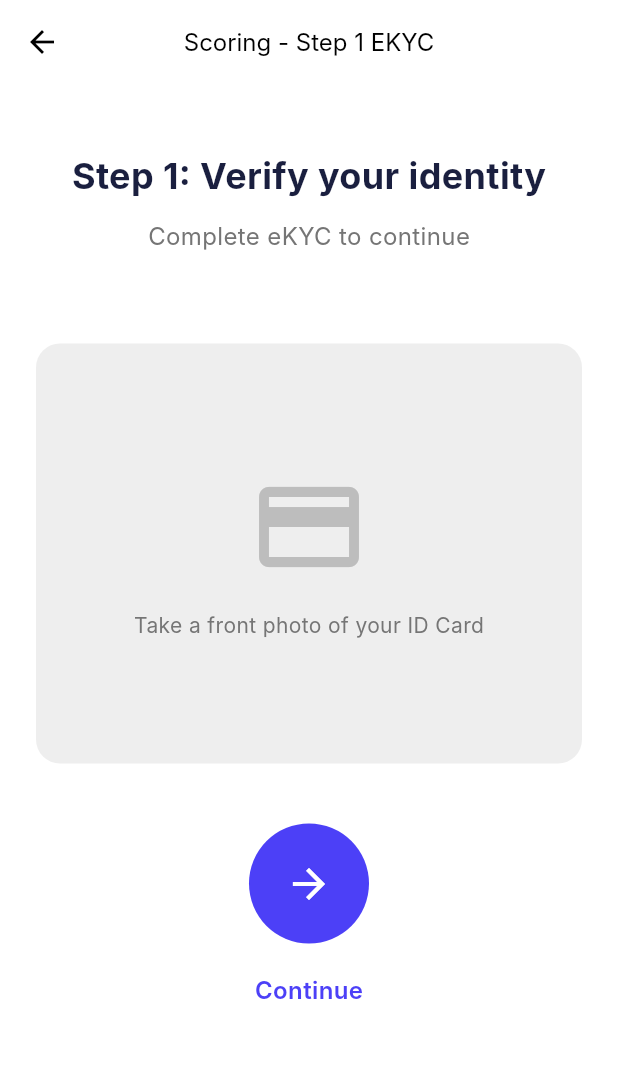
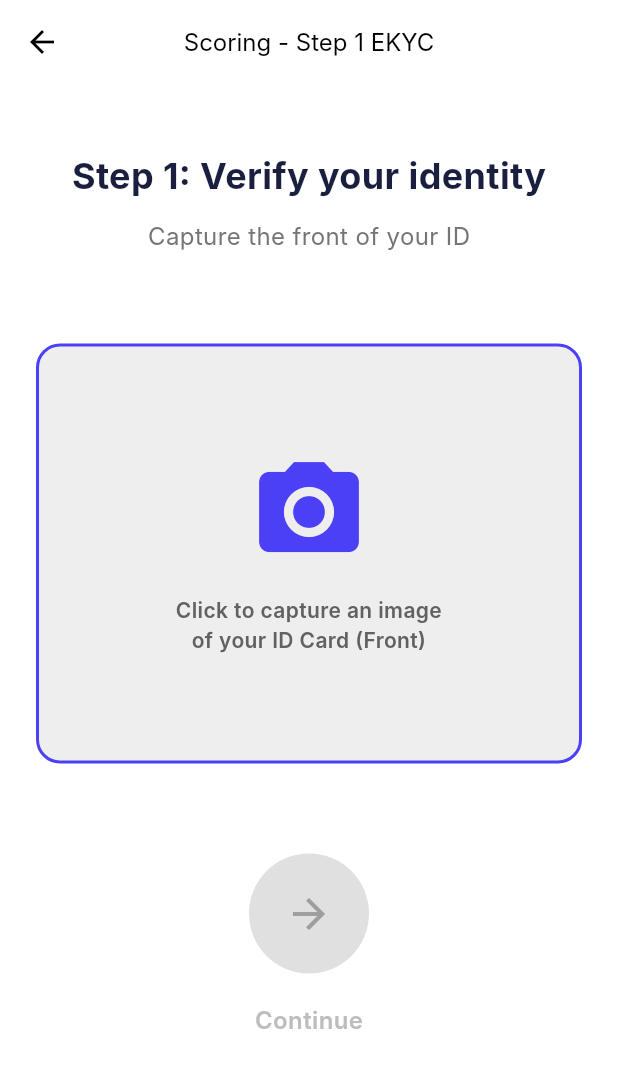
Before and after one commit to blacki0214/creditscoringapp, a Flutter app: the LoanApplicationPage screen opened directly, after a tap on "Start Application", on a phone screen of 412 x 824 dp. Shown: the top 1068 px of the screen. Run offline on Flutter 3.47's test engine with Material 3 defaults, Android fonts, the phone set to English and light mode, and no system bars; our stand-ins replace file_picker, image_picker, shared_preferences; accounts and stored records are empty; Roboto replaces fonts that are missing (Inter); statements that could not run were skipped.

Commit message:
Implement VNPT eKYC integration for ID verification within the loan application process.

```diff
--- a/lib/loan/loan_application_page.dart
+++ b/lib/loan/loan_application_page.dart
@@ -1,7 +1,7 @@
 import 'package:flutter/material.dart';
 import 'package:provider/provider.dart';
 import '../viewmodels/loan_viewmodel.dart';
-import 'step1_verify_identity.dart';
+import 'step1_front_id.dart';
 
 class LoanApplicationPage extends StatelessWidget {
   const LoanApplicationPage({super.key});
@@ -95,7 +95,7 @@ class LoanApplicationPage extends StatelessWidget {
                            Navigator.push(
                             context,
                             MaterialPageRoute(
-                              builder: (_) => const Step1VerifyIdentityPage(),
+                              builder: (_) => const Step1FrontIDPage(),
                             ),
                           );
                         } else if (!viewModel.step2Completed) {
@@ -106,7 +106,7 @@ class LoanApplicationPage extends StatelessWidget {
                            Navigator.push(
                             context,
                             MaterialPageRoute(
-                              builder: (_) => const Step1VerifyIdentityPage(),
+                              builder: (_) => const Step1FrontIDPage(),
                             ),
                           );
                         }
--- a/lib/loan/step1_back_id.dart
+++ b/lib/loan/step1_back_id.dart
@@ -277,6 +277,8 @@ class _Step1BackIDPageState extends State<Step1BackIDPage> {
                                 const SizedBox(height: 12),
                                 if (extractedData.issueDate != null)
                                   _buildInfoRow('Issue Date', extractedData.issueDate!),
+                                if (extractedData.issuePlace != null)
+                                  _buildInfoRow('Issue Place', extractedData.issuePlace!),
                                 if (extractedData.expiryDate != null)
                                   _buildInfoRow('Expiry Date', extractedData.expiryDate!),
                               ],
--- a/lib/loan/step1_verify_identity.dart
+++ /dev/null
@@ -1,128 +0,0 @@
-import 'package:flutter/material.dart';
-import 'step1_front_id.dart';
-
-class Step1VerifyIdentityPage extends StatefulWidget {
-  const Step1VerifyIdentityPage({super.key});
-
-  @override
-  State<Step1VerifyIdentityPage> createState() => _Step1VerifyIdentityPageState();
-}
-
-class _Step1VerifyIdentityPageState extends State<Step1VerifyIdentityPage> {
-  @override
-  Widget build(BuildContext context) {
-    return Scaffold(
-      backgroundColor: Colors.white,
-      appBar: AppBar(
-        backgroundColor: Colors.transparent,
-        elevation: 0,
-        leading: IconButton(
-          icon: const Icon(Icons.arrow_back, color: Colors.black),
-          onPressed: () => Navigator.pop(context),
-        ),
-        title: const Text(
-          'Scoring - Step 1 EKYC',
-          style: TextStyle(color: Colors.black, fontSize: 16),
-        ),
-      ),
-      body: SafeArea(
-        child: LayoutBuilder(
-          builder: (context, constraints) {
-            return SingleChildScrollView(
-              child: ConstrainedBox(
-                constraints: BoxConstraints(minHeight: constraints.maxHeight),
-                child: Padding(
-                  padding: const EdgeInsets.all(24),
-                  child: Column(
-                    children: [
-                      const SizedBox(height: 20),
-                      const Text(
-                        'Step 1: Verify your identity',
-                        style: TextStyle(
-                          fontSize: 24,
-                          fontWeight: FontWeight.bold,
-                          color: Color(0xFF1A1F3F),
-                        ),
-                      ),
-                      const SizedBox(height: 12),
-                      Text(
-                        'Complete eKYC to continue',
-                        style: TextStyle(
-                          fontSize: 16,
-                          color: Colors.grey.shade600,
-                        ),
-                      ),
-                      const SizedBox(height: 60),
-                      // ID Card placeholder
-                      Container(
-                        width: double.infinity,
-                        height: 280,
-                        decoration: BoxDecoration(
-                          color: Colors.grey.shade200,
-                          borderRadius: BorderRadius.circular(16),
-                        ),
-                        child: Column(
-                          mainAxisAlignment: MainAxisAlignment.center,
-                          children: [
-                            Icon(
-                              Icons.credit_card,
-                              size: 80,
-                              color: Colors.grey.shade400,
-                            ),
-                            const SizedBox(height: 16),
-                            Text(
-                              'Take a front photo of your ID Card',
-                              style: TextStyle(
-                                fontSize: 14,
-                                color: Colors.grey.shade600,
-                              ),
-                            ),
-                          ],
-                        ),
-                      ),
-                      const SizedBox(height: 40),
-                      // Continue button
-                      Container(
-                        width: 80,
-                        height: 80,
-                        decoration: const BoxDecoration(
-                          color: Color(0xFF4C40F7),
-                          shape: BoxShape.circle,
-                        ),
-                        child: IconButton(
-                          onPressed: () {
-                            Navigator.push(
-                              context,
-                              MaterialPageRoute(
-                                builder: (_) => const Step1FrontIDPage(),
-                              ),
-                            );
-                          },
-                          icon: const Icon(
-                            Icons.arrow_forward,
-                            color: Colors.white,
-                            size: 32,
-                          ),
-                        ),
-                      ),
-                      const SizedBox(height: 20),
-                      const Text(
-                        'Continue',
-                        style: TextStyle(
-                          fontSize: 16,
-                          fontWeight: FontWeight.w600,
-                          color: Color(0xFF4C40F7),
-                        ),
-                      ),
-                      const SizedBox(height: 40),
-                    ],
-                  ),
-                ),
-              ),
-            );
-          },
-        ),
-      ),
-    );
-  }
-}
```
Also changed, not shown: lib/services/vnpt_ekyc_service.dart (+234 -6 lines), lib/services/vnpt_ekyc_service_additions.dart (added, +218 -0 lines), lib/viewmodels/loan_viewmodel.dart (+33 -1 lines).
